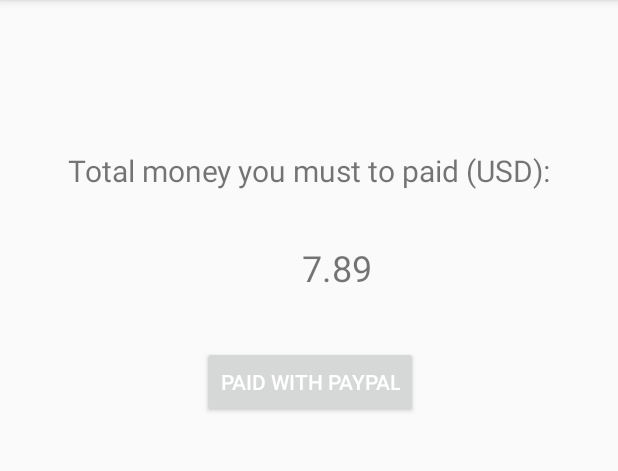
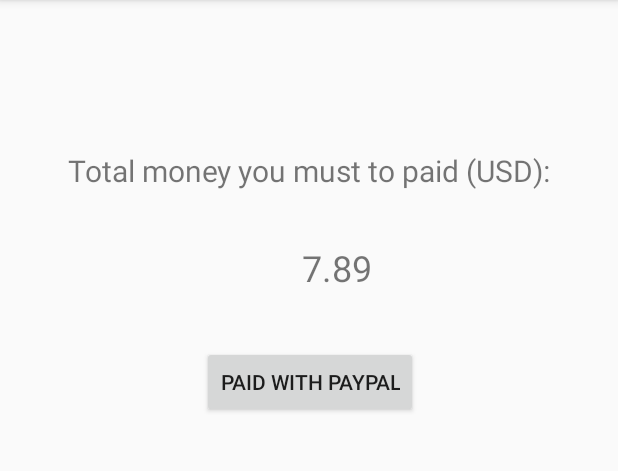
Before and after one commit to HealerNguyen/foodonline, an Android app: the TotalAct screen opened directly, with no data from a screen before it, on a phone screen of 412 x 824 dp, the part 84-555 px from its top. Run offline under Robolectric (Android 15) with nearby library versions, the phone set to English and light mode, and no system bars; our stand-ins replace Volley; libraries missing offline, so code that uses them is left out: com.paypal.android; network calls fail; 5 statements that could not run were skipped.

Commit message:
fix text

```diff
--- a/app/src/main/res/layout/activity_total.xml
+++ b/app/src/main/res/layout/activity_total.xml
@@ -34,7 +34,6 @@
         android:layout_height="wrap_content"
         android:layout_marginTop="36dp"
         android:text="Paid with Paypal"
-        android:textColor="#ffffff"
         app:layout_constraintHorizontal_bias="0.502"
         app:layout_constraintLeft_toLeftOf="parent"
         app:layout_constraintRight_toRightOf="parent"
```
